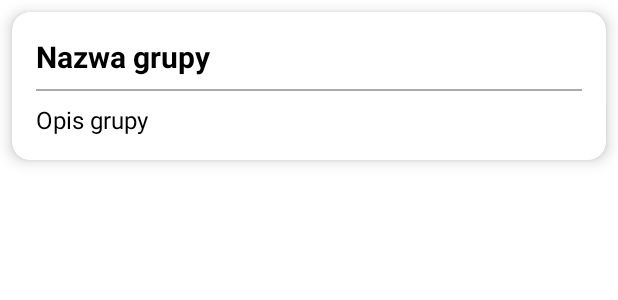
After one commit to wiktoz/zoo_app, an Android app: the layout group_item.xml on its own in the app's theme, with its tools: preview values and no code run, on a phone screen of 412 x 824 dp. The commit adds this screen. Shown: the top 300 px of the screen. Run offline under Robolectric (Android 15) with nearby library versions, the phone set to English and light mode, and no system bars.

Commit message:
List groups

```diff
--- a/app/src/main/java/com/example/blog_app_new/MainActivity.java
+++ b/app/src/main/java/com/example/blog_app_new/MainActivity.java
@@ -52,7 +52,7 @@ public class MainActivity extends AppCompatActivity {
 
     private boolean validateCredentials(String username, String password) {
         // Example hardcoded credentials
-        return username.equals("x") && password.equals("xx");
+        return username.equals("x") && password.equals("x");
     }
 
     private void logInUser() {
--- /dev/null
+++ b/app/src/main/res/layout/group_item.xml
@@ -0,0 +1,48 @@
+<?xml version="1.0" encoding="utf-8"?>
+<androidx.cardview.widget.CardView
+    xmlns:android="http://schemas.android.com/apk/res/android"
+    xmlns:app="http://schemas.android.com/apk/res-auto"
+    android:layout_width="match_parent"
+    android:layout_height="wrap_content"
+    android:layout_margin="8dp"
+    app:cardCornerRadius="12dp"
+    app:cardElevation="6dp">
+
+    <LinearLayout
+        android:layout_width="match_parent"
+        android:layout_height="wrap_content"
+        android:orientation="vertical"
+        android:padding="16dp">
+
+        <!-- Group Name -->
+        <TextView
+            android:id="@+id/groupName"
+            android:layout_width="wrap_content"
+            android:layout_height="wrap_content"
+            android:text="Nazwa grupy"
+            android:textStyle="bold"
+            android:textSize="20sp"
+            android:textColor="@android:color/black"
+            android:ellipsize="end"
+            android:maxLines="1" />
+
+        <!-- Divider -->
+        <View
+            android:layout_width="match_parent"
+            android:layout_height="1dp"
+            android:layout_marginVertical="8dp"
+            android:background="@android:color/darker_gray" />
+
+        <!-- Group Description -->
+        <TextView
+            android:id="@+id/groupDescription"
+            android:layout_width="wrap_content"
+            android:layout_height="wrap_content"
+            android:text="Opis grupy"
+            android:textSize="16sp"
+            android:textColor="@android:color/black"
+            android:ellipsize="end"
+            android:maxLines="2" />
+
+    </LinearLayout>
+</androidx.cardview.widget.CardView>
```
Also changed, not shown: app/src/main/java/com/example/blog_app_new/Group.java (added, +21 -0 lines), app/src/main/java/com/example/blog_app_new/GroupsAdapter.java (added, +53 -0 lines), app/src/main/java/com/example/blog_app_new/MainViewActivity.java (+54 -22 lines), app/src/main/res/layout/activity_main_view.xml (+24 -4 lines), app/src/main/res/layout/item_group.xml (added, +22 -0 lines), app/src/main/res/raw/groups.json (added, +14 -0 lines).
